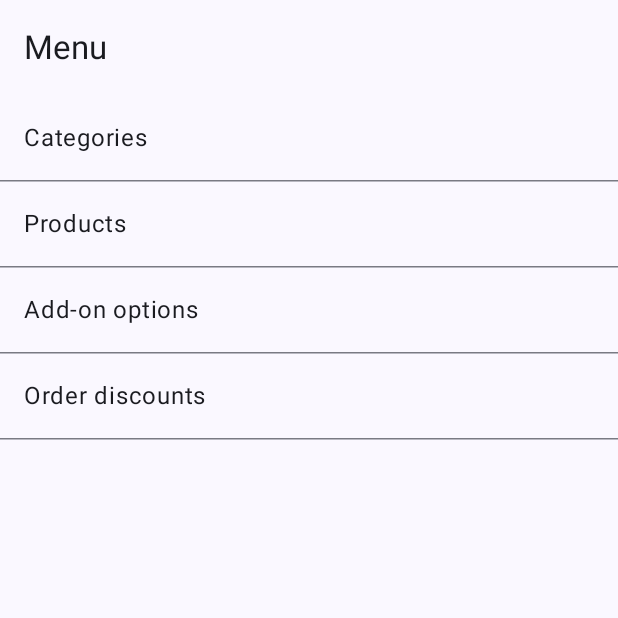
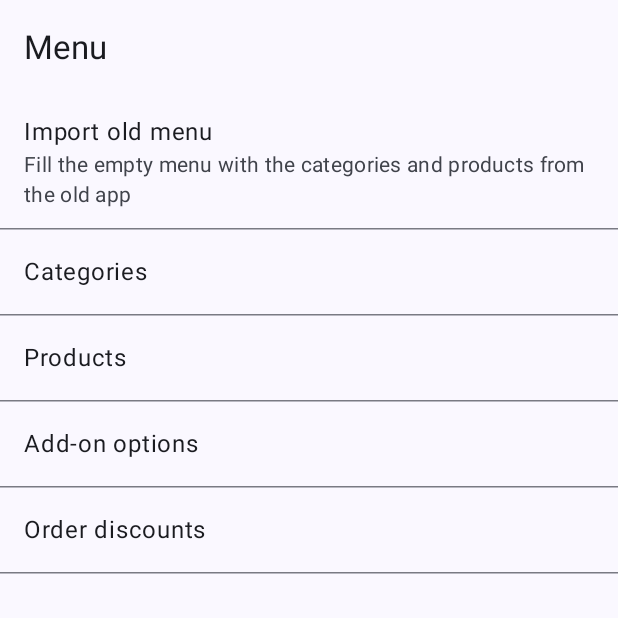
Before and after one commit to albertsalendah/cafe-cashier, an Android app built with Jetpack Compose: the screen it shows after launch (MainActivity), on a phone screen of 412 x 824 dp, the top half of it. Run offline under Robolectric (Android 15) with nearby library versions, the phone set to English and light mode, and no system bars; our stand-ins replace Navigation 3, Room's generated code.

Commit message:
Add one-time import of the old menu

```diff
--- /dev/null
+++ b/app/src/main/java/com/albertsalendah/cafecashier/data/MenuSeeder.kt
@@ -0,0 +1,18 @@
+package com.albertsalendah.cafecashier.data
+
+import com.albertsalendah.cafecashier.data.db.MenuSeedDao
+import kotlinx.coroutines.Dispatchers
+import kotlinx.coroutines.withContext
+
+// One-time import of the old menu. [readJson] returns the text of assets/seed_menu.json
+// (passed in so this class needs no Android Context).
+class MenuSeeder(
+    private val dao: MenuSeedDao,
+    private val readJson: () -> String
+) {
+    // true = imported. false = the menu was not empty, nothing changed.
+    // Throws if the file is unreadable or the database write fails (nothing is kept then).
+    suspend fun importOldMenu(): Boolean = withContext(Dispatchers.IO) {
+        dao.importMenu(parseSeedMenu(readJson()).toEntries())
+    }
+}
--- a/app/src/main/java/com/albertsalendah/cafecashier/data/db/AppDatabase.kt
+++ b/app/src/main/java/com/albertsalendah/cafecashier/data/db/AppDatabase.kt
@@ -30,4 +30,5 @@ abstract class AppDatabase : RoomDatabase() {
     abstract fun dailyCashDao(): DailyCashDao
     abstract fun expenseCategoryDao(): ExpenseCategoryDao
     abstract fun expenseDao(): ExpenseDao
+    abstract fun menuSeedDao(): MenuSeedDao
 }
--- /dev/null
+++ b/app/src/main/java/com/albertsalendah/cafecashier/data/db/MenuSeedDao.kt
@@ -0,0 +1,45 @@
+package com.albertsalendah.cafecashier.data.db
+
+import androidx.room.Dao
+import androidx.room.Insert
+import androidx.room.Query
+import androidx.room.Transaction
+import kotlinx.coroutines.flow.Flow
+
+// Only used by the one-time import of the old menu. An abstract class (not an interface like the
+// other DAOs) so that importMenu can be a @Transaction method with a body: all or nothing.
+@Dao
+abstract class MenuSeedDao {
+
+    // Whole-table counts, hidden items included: the import is only offered on a truly empty menu.
+    @Query("SELECT COUNT(*) FROM category")
+    abstract fun observeCategoryCount(): Flow<Int>
+
+    @Query("SELECT COUNT(*) FROM product")
+    abstract fun observeProductCount(): Flow<Int>
+
+    @Query("SELECT COUNT(*) FROM category")
+    abstract suspend fun categoryCount(): Int
+
+    @Query("SELECT COUNT(*) FROM product")
+    abstract suspend fun productCount(): Int
+
+    @Insert
+    abstract suspend fun insertCategory(category: Category): Long
+
+    @Insert
+    abstract suspend fun insertProducts(products: List<Product>)
+
+    // Inserts every category with its products, but only into a completely empty menu.
+    // Returns false and changes nothing otherwise. If anything fails, nothing is kept.
+    // The products' categoryId is a placeholder here; it is replaced with the new category's id.
+    @Transaction
+    open suspend fun importMenu(entries: List<Pair<Category, List<Product>>>): Boolean {
+        if (categoryCount() > 0 || productCount() > 0) return false
+        for ((category, products) in entries) {
+            val categoryId = insertCategory(category)
+            insertProducts(products.map { it.copy(categoryId = categoryId) })
+        }
+        return true
+    }
+}
--- a/app/src/main/java/com/albertsalendah/cafecashier/ui/AppViewModelFactory.kt
+++ b/app/src/main/java/com/albertsalendah/cafecashier/ui/AppViewModelFactory.kt
@@ -6,6 +6,8 @@ import androidx.compose.ui.platform.LocalContext
 import androidx.lifecycle.ViewModel
 import androidx.lifecycle.ViewModelProvider
 import com.albertsalendah.cafecashier.CafeCashierApp
+import com.albertsalendah.cafecashier.data.MenuSeeder
+import com.albertsalendah.cafecashier.ui.menu.MenuHomeViewModel
 import com.albertsalendah.cafecashier.ui.menu.addon.AddOnListViewModel
 import com.albertsalendah.cafecashier.ui.menu.category.CategoryListViewModel
 import com.albertsalendah.cafecashier.ui.menu.discount.OrderDiscountListViewModel
@@ -19,6 +21,15 @@ class AppViewModelFactory(private val app: CafeCashierApp) : ViewModelProvider.F
 
     @Suppress("UNCHECKED_CAST")
     override fun <T : ViewModel> create(modelClass: Class<T>): T = when {
+        modelClass.isAssignableFrom(MenuHomeViewModel::class.java) -> {
+            val seedDao = app.database.menuSeedDao()
+            // The seed file ships in the app's assets (app/src/main/assets/seed_menu.json).
+            val seeder = MenuSeeder(seedDao) {
+                app.assets.open("seed_menu.json").bufferedReader().use { it.readText() }
+            }
+            MenuHomeViewModel(seedDao, seeder) as T
+        }
+
         modelClass.isAssignableFrom(CategoryListViewModel::class.java) ->
             CategoryListViewModel(app.database.categoryDao(), app.database.productDao()) as T
 
--- a/app/src/main/java/com/albertsalendah/cafecashier/ui/menu/MenuHomeScreen.kt
+++ b/app/src/main/java/com/albertsalendah/cafecashier/ui/menu/MenuHomeScreen.kt
@@ -4,16 +4,29 @@ import androidx.compose.foundation.clickable
 import androidx.compose.foundation.layout.Column
 import androidx.compose.foundation.layout.fillMaxSize
 import androidx.compose.foundation.layout.padding
+import androidx.compose.material3.AlertDialog
 import androidx.compose.material3.ExperimentalMaterial3Api
 import androidx.compose.material3.HorizontalDivider
 import androidx.compose.material3.ListItem
 import androidx.compose.material3.Scaffold
+import androidx.compose.material3.SnackbarHost
+import androidx.compose.material3.SnackbarHostState
 import androidx.compose.material3.Text
+import androidx.compose.material3.TextButton
 import androidx.compose.material3.TopAppBar
 import androidx.compose.runtime.Composable
+import androidx.compose.runtime.LaunchedEffect
+import androidx.compose.runtime.getValue
+import androidx.compose.runtime.mutableStateOf
+import androidx.compose.runtime.remember
+import androidx.compose.runtime.saveable.rememberSaveable
+import androidx.compose.runtime.setValue
 import androidx.compose.ui.Modifier
 import androidx.compose.ui.res.stringResource
+import androidx.lifecycle.compose.collectAsStateWithLifecycle
+import androidx.lifecycle.viewmodel.compose.viewModel
 import com.albertsalendah.cafecashier.R
+import com.albertsalendah.cafecashier.ui.appViewModelFactory
 
 @OptIn(ExperimentalMaterial3Api::class)
 @Composable
@@ -23,12 +36,43 @@ fun MenuHomeScreen(
     onOpenAddOns: () -> Unit,
     onOpenOrderDiscounts: () -> Unit
 ) {
+    val viewModel = viewModel<MenuHomeViewModel>(factory = appViewModelFactory())
+    val canImport by viewModel.canImport.collectAsStateWithLifecycle()
+    val message by viewModel.message.collectAsStateWithLifecycle()
+
+    var showImportConfirm by rememberSaveable { mutableStateOf(false) }
+
+    val snackbarHostState = remember { SnackbarHostState() }
+    val doneText = stringResource(R.string.import_old_menu_done)
+    val failedText = stringResource(R.string.import_old_menu_failed)
+    // Clear the message only after the snackbar has been shown (changing the key would cancel it).
+    LaunchedEffect(message) {
+        val text = when (message) {
+            MenuHomeMessage.ImportDone -> doneText
+            MenuHomeMessage.ImportFailed -> failedText
+            null -> null
+        }
+        if (text != null) {
+            snackbarHostState.showSnackbar(text)
+            viewModel.messageShown()
+        }
+    }
+
     Scaffold(
         modifier = Modifier.fillMaxSize(),
-        topBar = { TopAppBar(title = { Text(stringResource(R.string.menu_title)) }) }
+        topBar = { TopAppBar(title = { Text(stringResource(R.string.menu_title)) }) },
+        snackbarHost = { SnackbarHost(snackbarHostState) }
     ) { innerPadding ->
-        // One row per menu area.
+        // One row per menu area. The import row comes first, and only while the menu is empty.
         Column(modifier = Modifier.padding(innerPadding)) {
+            if (canImport) {
+                ListItem(
+                    headlineContent = { Text(stringResource(R.string.import_old_menu)) },
+                    supportingContent = { Text(stringResource(R.string.import_old_menu_hint)) },
+                    modifier = Modifier.clickable { showImportConfirm = true }
+                )
+                HorizontalDivider()
+            }
             ListItem(
                 headlineContent = { Text(stringResource(R.string.categories)) },
                 modifier = Modifier.clickable(onClick = onOpenCategories)
@@ -51,4 +95,23 @@ fun MenuHomeScreen(
             HorizontalDivider()
         }
     }
+
+    if (showImportConfirm) {
+        AlertDialog(
+            onDismissRequest = { showImportConfirm = false },
+            title = { Text(stringResource(R.string.import_old_menu_title)) },
+            text = { Text(stringResource(R.string.import_old_menu_message)) },
+            confirmButton = {
+                TextButton(onClick = {
+                    showImportConfirm = false
+                    viewModel.importOldMenu()
+                }) { Text(stringResource(R.string.import_action)) }
+            },
+            dismissButton = {
+                TextButton(onClick = { showImportConfirm = false }) {
+                    Text(stringResource(R.string.cancel))
+                }
+            }
+        )
+    }
 }
--- /dev/null
+++ b/app/src/main/java/com/albertsalendah/cafecashier/ui/menu/MenuHomeViewModel.kt
@@ -0,0 +1,51 @@
+package com.albertsalendah.cafecashier.ui.menu
+
+import androidx.lifecycle.ViewModel
+import androidx.lifecycle.viewModelScope
+import com.albertsalendah.cafecashier.data.MenuSeeder
+import com.albertsalendah.cafecashier.data.db.MenuSeedDao
+import kotlinx.coroutines.flow.MutableStateFlow
+import kotlinx.coroutines.flow.SharingStarted
+import kotlinx.coroutines.flow.StateFlow
+import kotlinx.coroutines.flow.asStateFlow
+import kotlinx.coroutines.flow.combine
+import kotlinx.coroutines.flow.stateIn
+import kotlinx.coroutines.launch
+import kotlin.coroutines.cancellation.CancellationException
+
+// One-shot messages for the screen to show once (a snackbar), then clear with messageShown().
+enum class MenuHomeMessage { ImportDone, ImportFailed }
+
+class MenuHomeViewModel(
+    menuSeedDao: MenuSeedDao,
+    private val seeder: MenuSeeder
+) : ViewModel() {
+
+    // The import row shows only while the menu is completely empty (hidden items count too), so
+    // it can't be used twice. false until the first count arrives, so the row doesn't flash.
+    val canImport: StateFlow<Boolean> = combine(
+        menuSeedDao.observeCategoryCount(),
+        menuSeedDao.observeProductCount()
+    ) { categories, products -> categories == 0 && products == 0 }
+        .stateIn(viewModelScope, SharingStarted.WhileSubscribed(5_000), false)
+
+    private val _message = MutableStateFlow<MenuHomeMessage?>(null)
+    val message: StateFlow<MenuHomeMessage?> = _message.asStateFlow()
+
+    fun importOldMenu() {
+        viewModelScope.launch {
+            try {
+                // false = the menu got items in the meantime; the row disappears by itself.
+                if (seeder.importOldMenu()) _message.value = MenuHomeMessage.ImportDone
+            } catch (e: CancellationException) {
+                throw e
+            } catch (e: Exception) {
+                _message.value = MenuHomeMessage.ImportFailed
+            }
+        }
+    }
+
+    fun messageShown() {
+        _message.value = null
+    }
+}
--- a/app/src/main/res/values/strings.xml
+++ b/app/src/main/res/values/strings.xml
@@ -54,6 +54,15 @@
     <string name="delete_add_on_message">This option will be removed. Past sales are not affected.</string>
     <string name="add_category_first_add_ons">Add a category first, then add options.</string>
 
+    <!-- One-time import of the old menu (shown on the menu screen only while the menu is empty) -->
+    <string name="import_old_menu">Import old menu</string>
+    <string name="import_old_menu_hint">Fill the empty menu with the categories and products from the old app</string>
+    <string name="import_old_menu_title">Import the old menu?</string>
+    <string name="import_old_menu_message">This adds the old categories and products. You can edit or hide any of them afterwards.</string>
+    <string name="import_action">Import</string>
+    <string name="import_old_menu_done">Old menu imported. Check the prices before you take orders.</string>
+    <string name="import_old_menu_failed">Couldn\'t import the old menu.</string>
+
     <!-- Order discounts (the list of named discounts a cashier can apply to a whole order) -->
     <string name="order_discounts">Order discounts</string>
     <string name="order_discounts_empty">No order discounts yet</string>
```
Also changed, not shown: app/src/main/assets/seed_menu.json (added, +208 -0 lines), app/src/main/java/com/albertsalendah/cafecashier/data/SeedMenu.kt (added, +29 -0 lines), 1 other file.
